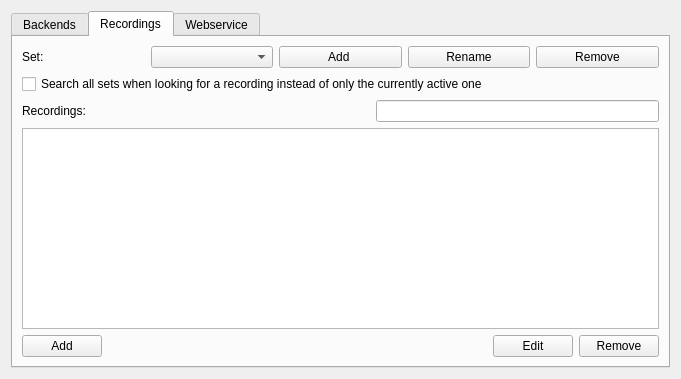
The window that simonlib/simontts/config/simonttsconfigurationdlg.ui (KDE/simon) describes before a commit, drawn with Qt 5.
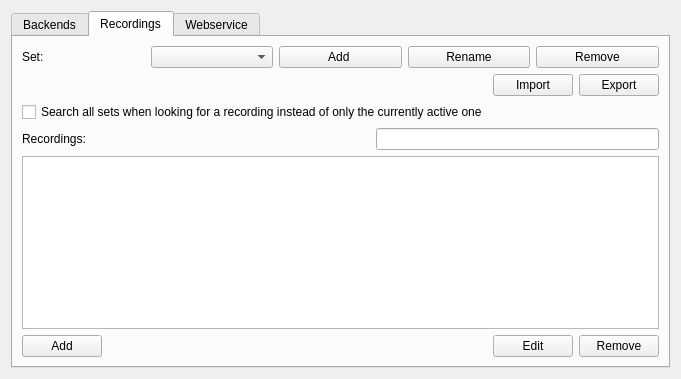
The same window after the commit. The open tabs and pages were chosen to show the change. Custom widgets are drawn as their Qt base class.

Commit message: Implementing tts set export / import

```diff
--- a/simonlib/simontts/config/simonttsconfigurationdlg.ui
+++ b/simonlib/simontts/config/simonttsconfigurationdlg.ui
@@ -69,6 +69,37 @@
          </item>
         </layout>
        </item>
+       <item>
+        <layout class="QHBoxLayout" name="horizontalLayout_4">
+         <item>
+          <spacer name="horizontalSpacer_3">
+           <property name="orientation">
+            <enum>Qt::Horizontal</enum>
+           </property>
+           <property name="sizeHint" stdset="0">
+            <size>
+             <width>40</width>
+             <height>20</height>
+            </size>
+           </property>
+          </spacer>
+         </item>
+         <item>
+          <widget class="KPushButton" name="pbImportSet">
+           <property name="text">
+            <string>Import</string>
+           </property>
+          </widget>
+         </item>
+         <item>
+          <widget class="KPushButton" name="pbExportSet">
+           <property name="text">
+            <string>Export</string>
+           </property>
+          </widget>
+         </item>
+        </layout>
+       </item>
        <item>
         <widget class="QCheckBox" name="kcfg_useRecordingsAcrossSets">
          <property name="text">
```
The commit also changes 6 other files.
